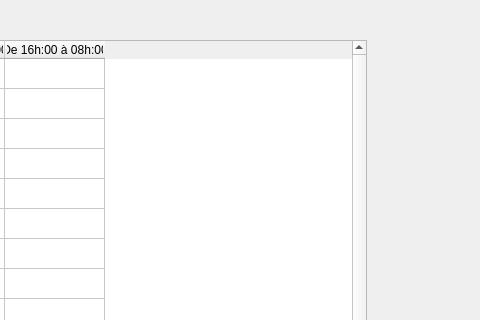
Above: ui/urgence_inf_guard.ui from otmanLAHRECHE/EPSP_Garde_Project before the change; both pictures show x 320 to 800 and y 0 to 320 of the 800 by 600 pixel window. Below: the same form after it.
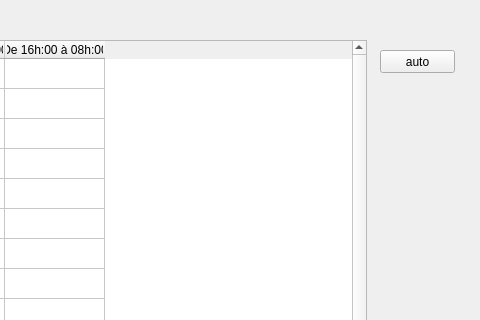
That is the form after the change.

```diff
--- a/ui/urgence_inf_guard.ui
+++ b/ui/urgence_inf_guard.ui
@@ -274,6 +274,19 @@
      <string>Export</string>
     </property>
    </widget>
+   <widget class="QPushButton" name="pushButton_3">
+    <property name="geometry">
+     <rect>
+      <x>700</x>
+      <y>50</y>
+      <width>75</width>
+      <height>23</height>
+     </rect>
+    </property>
+    <property name="text">
+     <string>auto</string>
+    </property>
+   </widget>
   </widget>
   <widget class="QStatusBar" name="statusbar"/>
  </widget>
```
